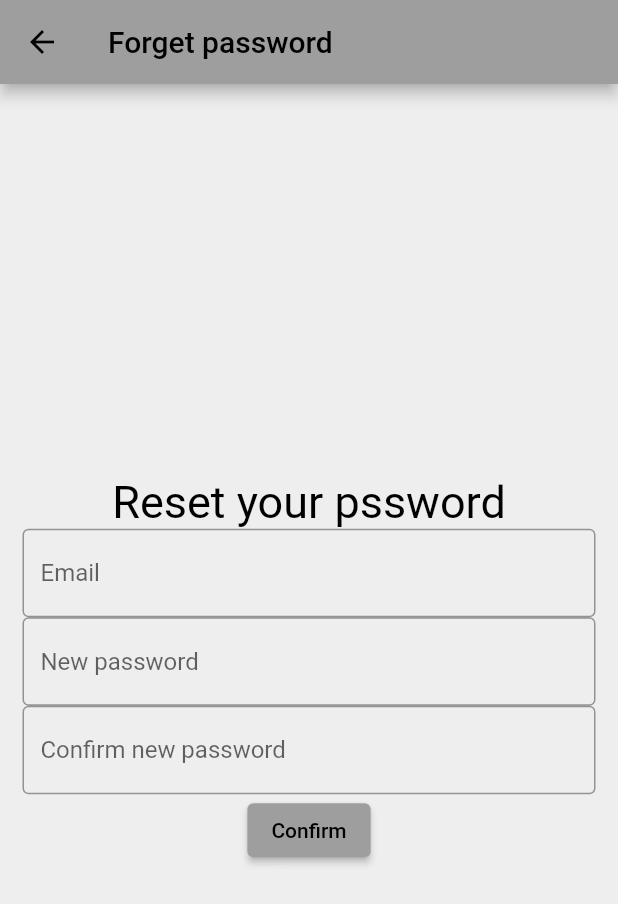
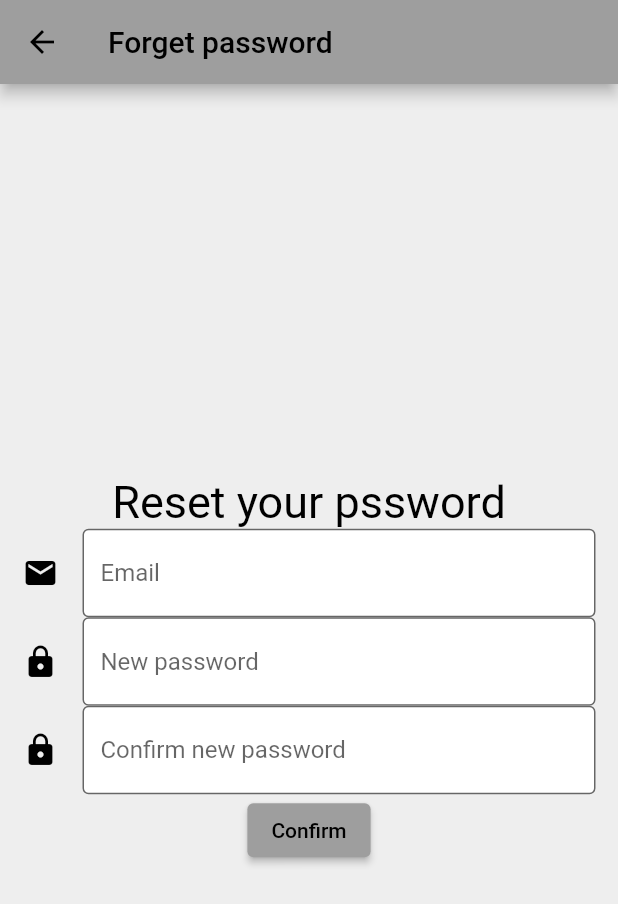
Before and after one commit to RandJabeiti/flutter.yt, a Flutter app: the LoginPage screen opened by its route, after a tap on "Forgot Password", on a phone screen of 412 x 824 dp. Shown: the top 904 px of the screen. Run offline on Flutter 3.47's test engine with Material 2 defaults, Android fonts, the light colour scheme and no system bars.

Commit message:
@RandJabeiti

```diff
--- a/lib/view/forgetpassword.dart
+++ b/lib/view/forgetpassword.dart
@@ -37,6 +37,8 @@ class ForgetpasswordPage extends StatelessWidget {
                        autofillHints: [AutofillHints.username],
                        decoration: InputDecoration(
                        border: OutlineInputBorder(),
+                       fillColor: Colors.white, filled: true,
+                       icon: Icon(Icons.email,color: Colors.black),
                        hintText: 'Email',
 
 
@@ -62,6 +64,8 @@ class ForgetpasswordPage extends StatelessWidget {
                        autofillHints: [AutofillHints.password],
                        decoration: InputDecoration(
                        border: OutlineInputBorder(),
+                       fillColor: Colors.white, filled: true,
+                       icon: Icon(Icons.lock,color: Colors.black),
                        hintText: 'New password'
                        ),
 
@@ -81,6 +85,8 @@ class ForgetpasswordPage extends StatelessWidget {
                        autofillHints: [AutofillHints.password],
                        decoration: InputDecoration(
                        border: OutlineInputBorder(),
+                       fillColor: Colors.white, filled: true,
+                       icon: Icon(Icons.lock,color: Colors.black),
                        hintText: 'Confirm new password'
                        ),
                         validator: (validator) {
--- a/lib/view/login.dart
+++ b/lib/view/login.dart
@@ -39,6 +39,8 @@
                        autofillHints: [AutofillHints.username],
                        decoration: InputDecoration(
                        border: OutlineInputBorder(),
+                       fillColor: Colors.white, filled: true,
+                       icon: Icon(Icons.email,color: Colors.black),
                        hintText: 'Email',
 
                        ),
@@ -55,6 +57,8 @@
                        autofillHints: [AutofillHints.password],
                        decoration: InputDecoration(
                        border: OutlineInputBorder(),
+                       fillColor: Colors.white, filled: true,
+                       icon: Icon(Icons.lock,color: Colors.black),
                        hintText: 'Password'
                        ),
                        validator: (val) {
--- a/lib/view/signup.dart
+++ b/lib/view/signup.dart
@@ -37,6 +37,8 @@ import 'package:signinapp/route/route.dart' as route;
                        autofillHints: [AutofillHints.username],
                        decoration: InputDecoration(
                        border: OutlineInputBorder(),
+                       fillColor: Colors.white, filled: true,
+                       icon: Icon(Icons.email,color: Colors.black),
                        hintText: 'Email',
 
 
@@ -62,6 +64,8 @@ import 'package:signinapp/route/route.dart' as route;
                        autofillHints: [AutofillHints.password],
                        decoration: InputDecoration(
                        border: OutlineInputBorder(),
+                       fillColor: Colors.white, filled: true,
+                       icon: Icon(Icons.lock,color: Colors.black),
                        hintText: 'Password'
                        ),
 
@@ -81,6 +85,8 @@ import 'package:signinapp/route/route.dart' as route;
                        autofillHints: [AutofillHints.password],
                        decoration: InputDecoration(
                        border: OutlineInputBorder(),
+                       fillColor: Colors.white, filled: true,
+                       icon: Icon(Icons.lock,color: Colors.black),
                        hintText: "Confirm Password"
                        ),
                         validator: (validator) {
```
